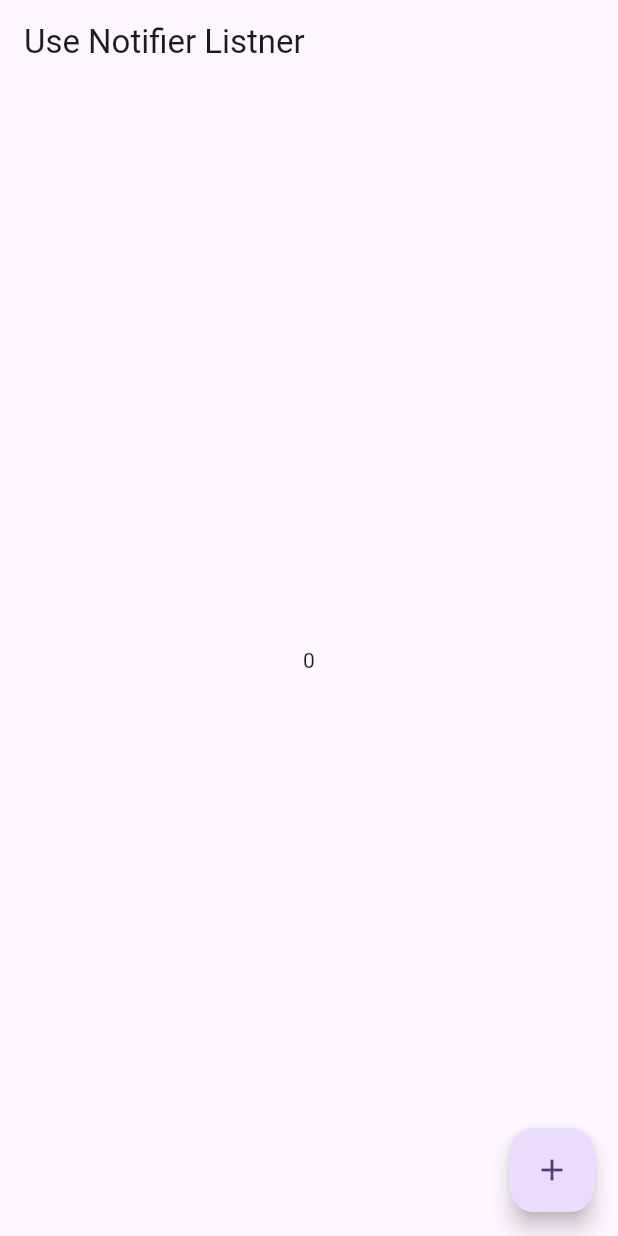
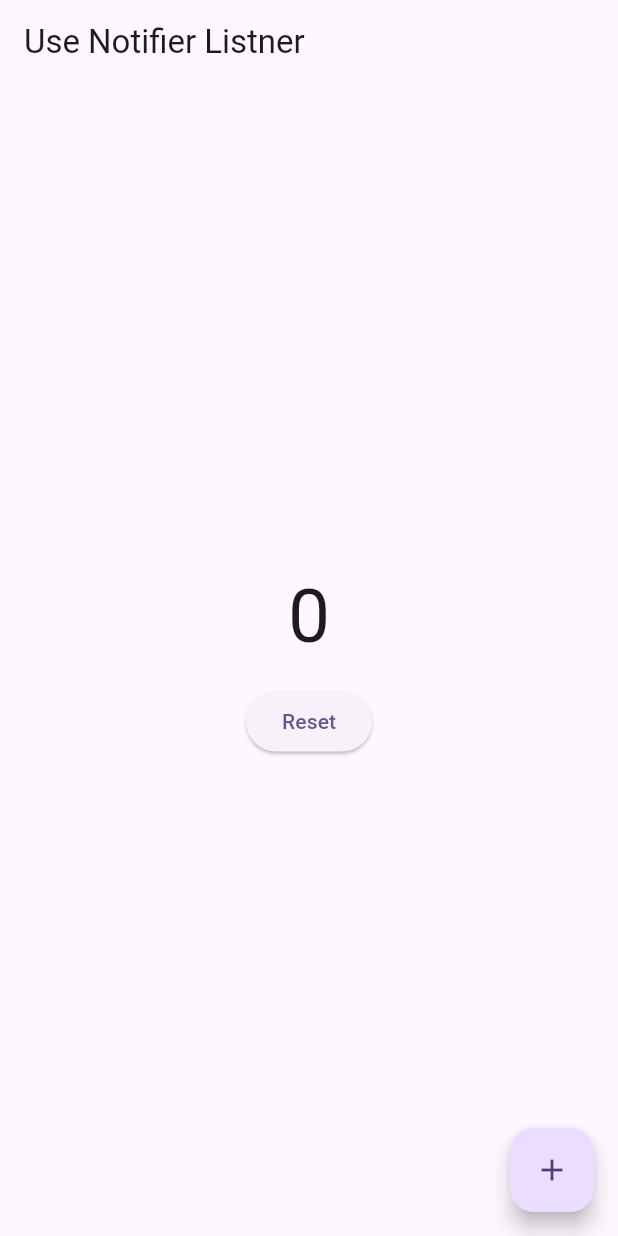
Before and after one commit to Ghauoor/Mvvm-Architecture-With-Provider-with-Rest-Api, a Flutter app: the screen it shows after launch, on a phone screen of 412 x 824 dp. Run offline on Flutter 3.47's test engine with Material 2 defaults, Android fonts, the phone set to English and light mode, and no system bars.

Commit message:
Counter Example using ValueNotifier

```diff
--- a/lib/screen/value_notifier_listener.dart
+++ b/lib/screen/value_notifier_listener.dart
@@ -14,8 +14,21 @@ class ValueNotifierListener extends StatelessWidget {
         child: ValueListenableBuilder(
           valueListenable: _counter,
           builder: (context, value, child) {
-            return Text(
-              _counter.value.toString(),
+            return Column(
+              mainAxisAlignment: MainAxisAlignment.center,
+              crossAxisAlignment: CrossAxisAlignment.center,
+              children: [
+                Text(
+                  _counter.value.toString(),
+                  style: const TextStyle(fontSize: 50),
+                ),
+                const SizedBox(height: 10.0),
+                ElevatedButton(
+                    onPressed: () {
+                      _counter.value = 0;
+                    },
+                    child: const Text('Reset'))
+              ],
             );
           },
         ),
```
